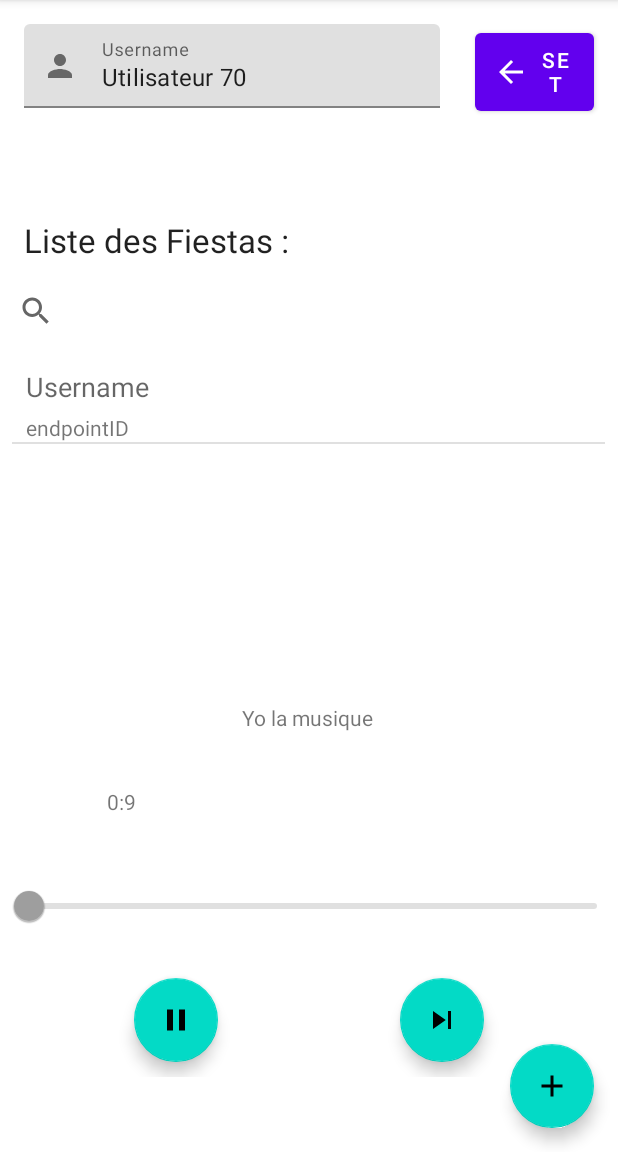
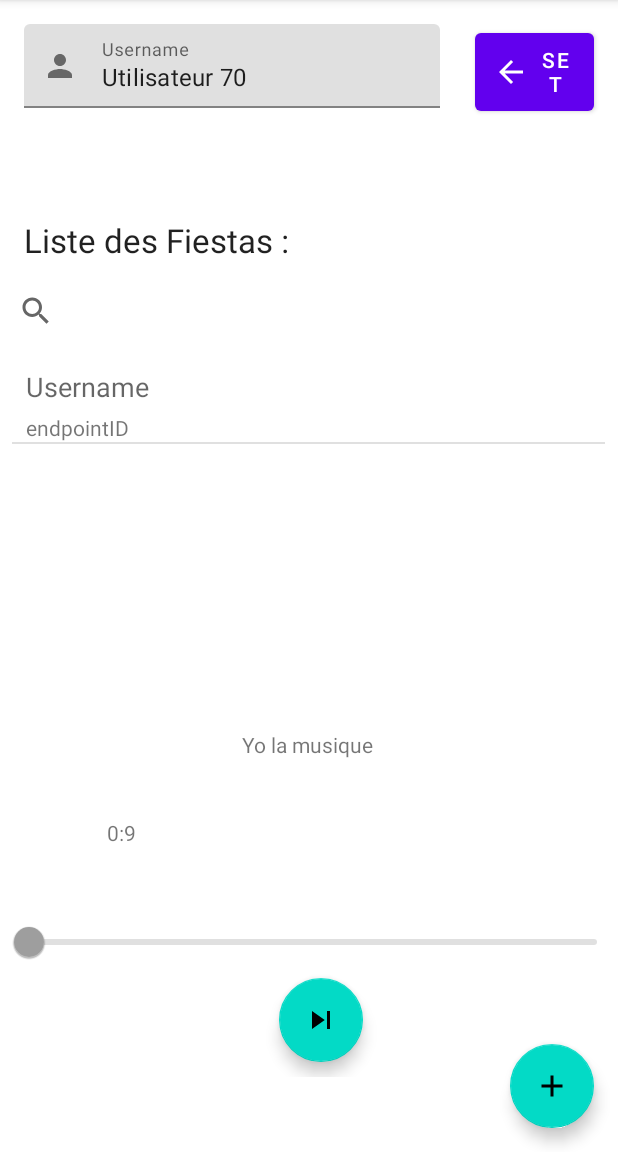
Before and after one commit to alexocisson/zoukfiesta, an Android app: the screen it shows after launch (MainActivity), on a phone screen of 412 x 824 dp, the part 84-1236 px from its top. Run offline under Robolectric (Android 15) with nearby library versions, the phone set to English and light mode, and no system bars; 3 statements that could not run were skipped.

Commit message:
player can become host or client, changes features

```diff
--- a/code/app/src/main/java/ch/hearc/zoukfiesta/fragments/PlayerFragment.kt
+++ b/code/app/src/main/java/ch/hearc/zoukfiesta/fragments/PlayerFragment.kt
@@ -9,6 +9,7 @@ import android.view.LayoutInflater
 import android.view.View
 import android.view.ViewGroup
 import android.widget.*
+import androidx.core.view.isVisible
 import androidx.fragment.app.Fragment
 import ch.hearc.zoukfiesta.*
 import ch.hearc.zoukfiesta.utils.music.MusicPlayer
@@ -65,12 +66,8 @@ PlayerFragment : Fragment() {
         musicTextView!!.text = "Yo la musique"
         timeSlider!!.setValue(time)
         timeSlider!!.setValueTo(maxTime)
-        /*
-        timeSlider!!.isFocusableInTouchMode = false
-        timeSlider!!.isClickable = false
-        timeSlider!!.isActivated = false
-        */
         timeSlider!!.isEnabled = false
+        pauseButton!!.setVisibility(View.GONE)
     }
 
     override fun onResume() {
@@ -97,5 +94,6 @@ PlayerFragment : Fragment() {
     public fun setAsHost()
     {
         timeSlider!!.isEnabled = true
+        pauseButton!!.setVisibility(View.VISIBLE)
     }
 }
--- a/code/app/src/main/res/layout/player_fragment.xml
+++ b/code/app/src/main/res/layout/player_fragment.xml
@@ -13,10 +13,9 @@
         android:id="@+id/TimeSlider"
         android:layout_width="wrap_content"
         android:layout_height="wrap_content"
-        android:layout_marginBottom="24dp"
         android:valueFrom="0.0"
         android:valueTo="100.0"
-        app:layout_constraintBottom_toTopOf="@+id/PauseButton"
+        app:layout_constraintBottom_toTopOf="@+id/SkipButton"
         app:layout_constraintEnd_toEndOf="parent"
         app:layout_constraintHorizontal_bias="0.0"
         app:layout_constraintStart_toStartOf="parent" />
@@ -53,6 +52,7 @@
         app:layout_constraintBottom_toBottomOf="parent"
         app:layout_constraintEnd_toStartOf="@+id/SkipButton"
         app:layout_constraintStart_toStartOf="parent"
+        app:layout_constraintTop_toBottomOf="@+id/TimeSlider"
         app:srcCompat="@drawable/ic_baseline_pause_24"></com.google.android.material.floatingactionbutton.FloatingActionButton>
 
     <com.google.android.material.floatingactionbutton.FloatingActionButton
```
